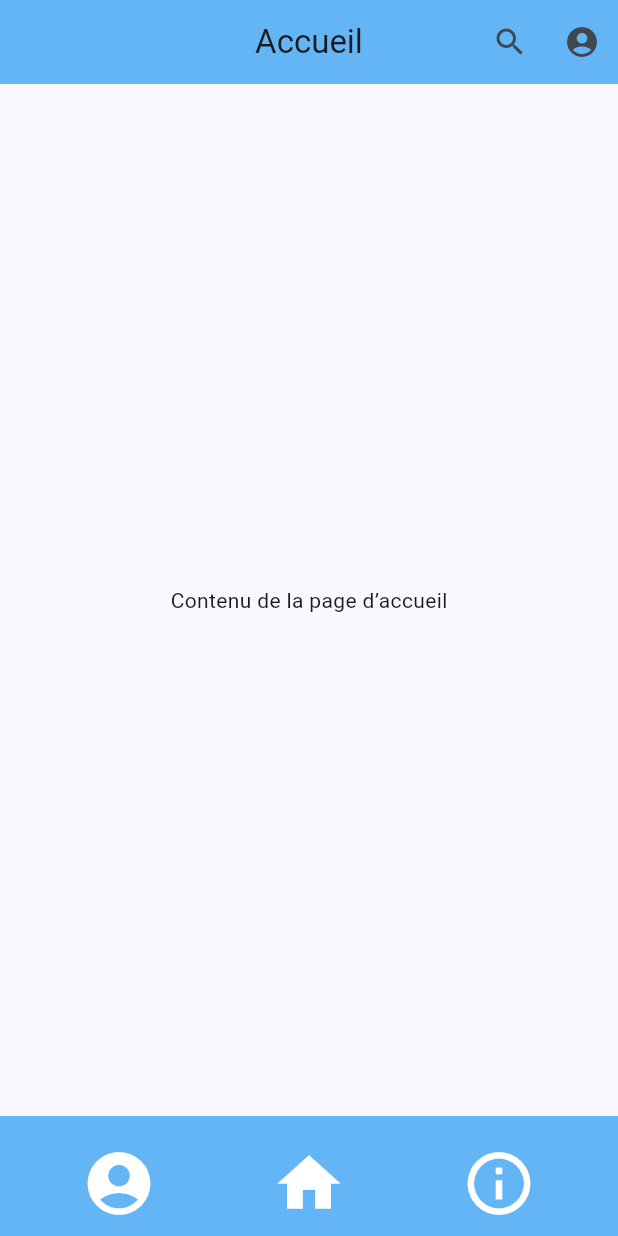
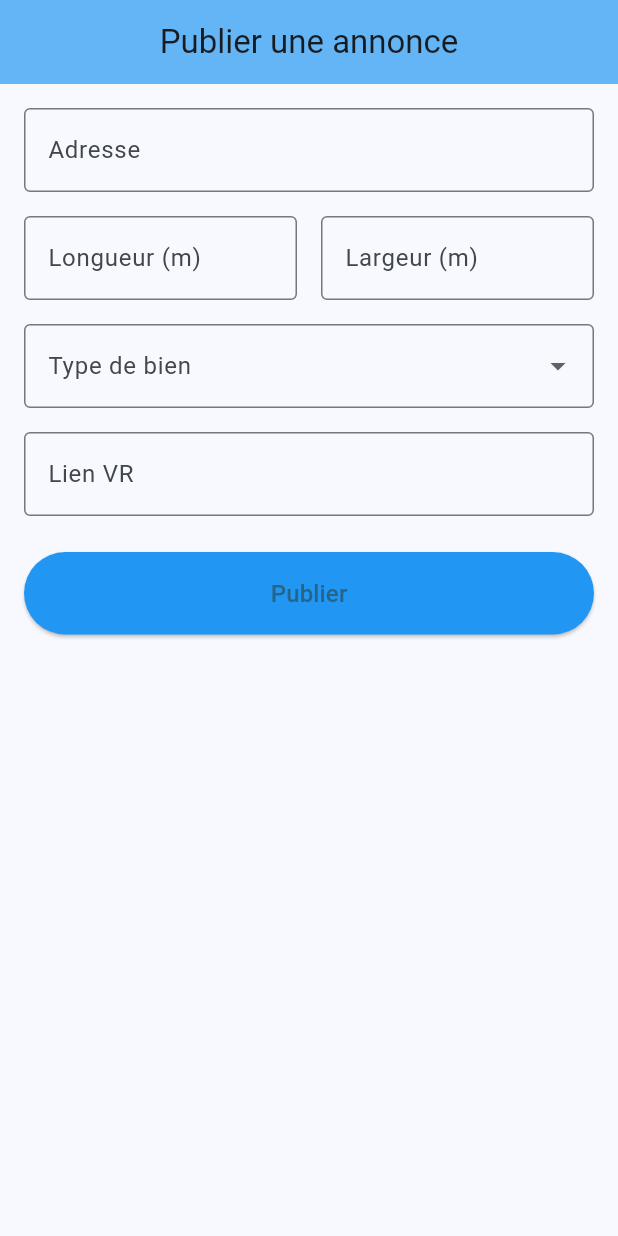
Before and after one commit to Claudiusrkt/twm, a Flutter app: the screen it shows after launch, on a phone screen of 412 x 824 dp. Run offline on Flutter 3.47's test engine with Material 3 defaults, Android fonts, the phone set to English and light mode, and no system bars.

Commit message:
twm1.0.1.2

```diff
--- a/lib/main.dart
+++ b/lib/main.dart
@@ -1,6 +1,5 @@
 import 'package:flutter/material.dart';
-import 'package:twm/pages/Accueil.dart';
-import 'package:twm/pages/Bienvenu.dart';
+import 'package:twm/pages/PublierAnnonce.dart';
 
 void main() {
   runApp(const MyApp());
@@ -16,7 +15,7 @@ class MyApp extends StatelessWidget {
       theme: ThemeData(
         colorScheme: ColorScheme.fromSeed(seedColor: Colors.blue.shade100),
       ),
-      home: Accueil(),
+      home: PublierAnnonce(),
     );
   }
 }
--- /dev/null
+++ b/lib/pages/PublierAnnonce.dart
@@ -0,0 +1,152 @@
+import 'package:flutter/material.dart';
+
+class PublierAnnonce extends StatefulWidget {
+  const PublierAnnonce({super.key});
+
+  @override
+  State<PublierAnnonce> createState() => _PublierAnnonceState();
+}
+
+class _PublierAnnonceState extends State<PublierAnnonce> {
+  final _formKey = GlobalKey<FormState>();
+
+  final TextEditingController _adresseController = TextEditingController();
+  final TextEditingController _longueurController = TextEditingController();
+  final TextEditingController _largeurController = TextEditingController();
+  final TextEditingController _vrLinkController = TextEditingController();
+
+  String? _selectedType;
+
+  final List<String> _types = ['Maison', 'Meublé'];
+
+  @override
+  Widget build(BuildContext context) {
+    return Scaffold(
+      appBar: AppBar(
+        title: const Text('Publier une annonce'),
+        backgroundColor: Colors.blue.shade300,
+        centerTitle: true,
+      ),
+      body: Padding(
+        padding: const EdgeInsets.all(16.0),
+        child: Form(
+          key: _formKey,
+          child: ListView(
+            children: [
+              // Adresse
+              TextFormField(
+                controller: _adresseController,
+                decoration: const InputDecoration(
+                  labelText: 'Adresse',
+                  border: OutlineInputBorder(),
+                ),
+                validator: (value) =>
+                value == null || value.isEmpty ? 'Adresse requise' : null,
+              ),
+              const SizedBox(height: 16),
+
+              // Dimensions
+              Row(
+                children: [
+                  Expanded(
+                    child: TextFormField(
+                      controller: _longueurController,
+                      keyboardType: TextInputType.number,
+                      decoration: const InputDecoration(
+                        labelText: 'Longueur (m)',
+                        border: OutlineInputBorder(),
+                      ),
+                      validator: (value) =>
+                      value == null || value.isEmpty ? 'Longueur requise' : null,
+                    ),
+                  ),
+                  const SizedBox(width: 16),
+                  Expanded(
+                    child: TextFormField(
+                      controller: _largeurController,
+                      keyboardType: TextInputType.number,
+                      decoration: const InputDecoration(
+                        labelText: 'Largeur (m)',
+                        border: OutlineInputBorder(),
+                      ),
+                      validator: (value) =>
+                      value == null || value.isEmpty ? 'Largeur requise' : null,
+                    ),
+                  ),
+                ],
+              ),
+              const SizedBox(height: 16),
+
+              // Type (Dropdown)
+              DropdownButtonFormField<String>(
+                value: _selectedType,
+                decoration: const InputDecoration(
+                  labelText: 'Type de bien',
+                  border: OutlineInputBorder(),
+                ),
+                items: _types.map((String type) {
+                  return DropdownMenuItem<String>(
+                    value: type,
+                    child: Text(type),
+                  );
+                }).toList(),
+                onChanged: (String? newValue) {
+                  setState(() {
+                    _selectedType = newValue;
+                  });
+                },
+                validator: (value) =>
+                value == null ? 'Veuillez sélectionner un type' : null,
+              ),
+              const SizedBox(height: 16),
+
+              // Lien VR
+              TextFormField(
+                controller: _vrLinkController,
+                decoration: const InputDecoration(
+                  labelText: 'Lien VR',
+                  border: OutlineInputBorder(),
+                ),
+                validator: (value) =>
+                value == null || value.isEmpty ? 'Lien VR requis' : null,
+              ),
+              const SizedBox(height: 24),
+
+              // Bouton de soumission
+              ElevatedButton(
+                onPressed: () {
+                  if (_formKey.currentState!.validate()) {
+                    // Traitement ou envoi des données
+                    showDialog(
+                      context: context,
+                      builder: (_) => AlertDialog(
+                        title: const Text("Annonce publiée"),
+                        content: Text(
+                          "Adresse: ${_adresseController.text}\n"
+                              "Dimension: ${_longueurController.text}m x ${_largeurController.text}m\n"
+                              "Type: $_selectedType\n"
+                              "Lien VR: ${_vrLinkController.text}",
+                        ),
+                        actions: [
+                          TextButton(
+                            onPressed: () => Navigator.pop(context),
+                            child: const Text("Fermer"),
+                          ),
+                        ],
+                      ),
+                    );
+                  }
+                },
+                style: ElevatedButton.styleFrom(
+                  backgroundColor: Colors.blue,
+                  padding: const EdgeInsets.symmetric(vertical: 16),
+                ),
+                child: const Text('Publier', style: TextStyle(fontSize: 16)),
+              ),
+            ],
+          ),
+        ),
+      ),
+    );
+  }
+}
```
Also changed, not shown: lib/pages/Bienvenu.dart (+104 -13 lines).
